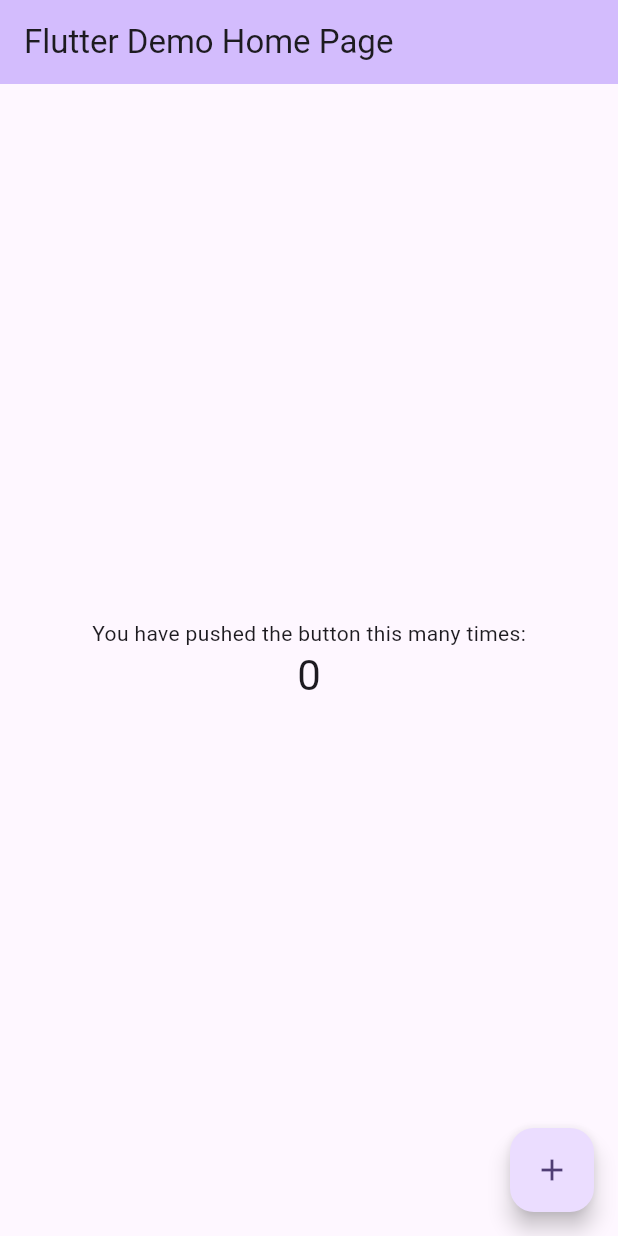
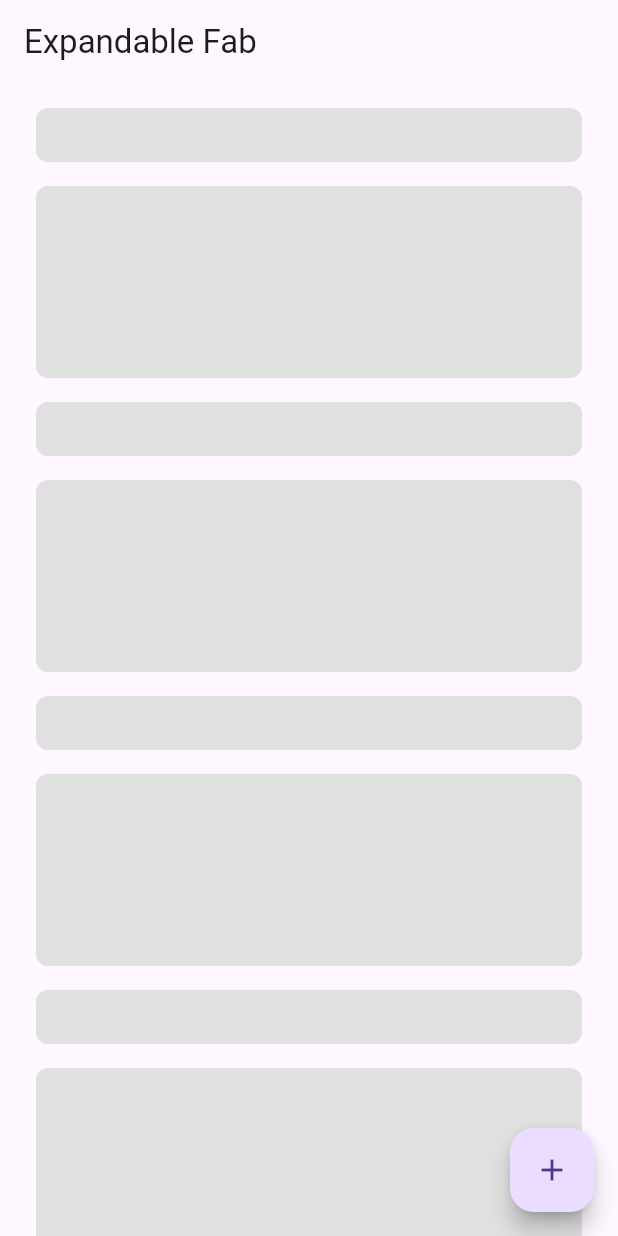
Before and after one commit to mucasantos/dsnoite_atividade_final, a Flutter app: the screen it shows after launch, on a phone screen of 412 x 824 dp. Run offline on Flutter 3.47's test engine with Material 3 defaults, Android fonts, the light colour scheme and no system bars.

Commit message:
add new main screen

```diff
--- a/lib/main.dart
+++ b/lib/main.dart
@@ -1,125 +1,303 @@
+import 'dart:math' as math;
+
 import 'package:flutter/material.dart';
 
 void main() {
-  runApp(const MyApp());
+  runApp(
+    const MaterialApp(
+      home: ExampleExpandableFab(),
+      debugShowCheckedModeBanner: false,
+    ),
+  );
 }
 
-class MyApp extends StatelessWidget {
-  const MyApp({super.key});
+@immutable
+class ExampleExpandableFab extends StatelessWidget {
+  static const _actionTitles = ['Aluno', 'Curso', 'Professor', 'Disciplina'];
 
-  // This widget is the root of your application.
+  const ExampleExpandableFab({super.key});
+
+  void _showAction(BuildContext context, int index) {
+    showDialog<void>(
+      context: context,
+      builder: (context) {
+        return AlertDialog(
+          content: Text(_actionTitles[index]),
+          actions: [
+            TextButton(
+              onPressed: () => Navigator.of(context).pop(),
+              child: const Text('CLOSE'),
+            ),
+          ],
+        );
+      },
+    );
+  }
+
   @override
   Widget build(BuildContext context) {
-    return MaterialApp(
-      title: 'Flutter Demo',
-      theme: ThemeData(
-        // This is the theme of your application.
-        //
-        // TRY THIS: Try running your application with "flutter run". You'll see
-        // the application has a purple toolbar. Then, without quitting the app,
-        // try changing the seedColor in the colorScheme below to Colors.green
-        // and then invoke "hot reload" (save your changes or press the "hot
-        // reload" button in a Flutter-supported IDE, or press "r" if you used
-        // the command line to start the app).
-        //
-        // Notice that the counter didn't reset back to zero; the application
-        // state is not lost during the reload. To reset the state, use hot
-        // restart instead.
-        //
-        // This works for code too, not just values: Most code changes can be
-        // tested with just a hot reload.
-        colorScheme: ColorScheme.fromSeed(seedColor: Colors.deepPurple),
-        useMaterial3: true,
+    return Scaffold(
+      appBar: AppBar(
+        title: const Text('Expandable Fab'),
       ),
-      home: const MyHomePage(title: 'Flutter Demo Home Page'),
+      body: ListView.builder(
+        padding: const EdgeInsets.symmetric(vertical: 8),
+        itemCount: 25,
+        itemBuilder: (context, index) {
+          return FakeItem(isBig: index.isOdd);
+        },
+      ),
+      floatingActionButton: ExpandableFab(
+        distance: 112,
+        children: [
+          ActionButton(
+            onPressed: () => _showAction(context, 0),
+            icon: const Icon(Icons.person),
+          ),
+          ActionButton(
+            onPressed: () => _showAction(context, 1),
+            icon: const Icon(Icons.school),
+          ),
+          ActionButton(
+            onPressed: () => _showAction(context, 2),
+            icon: const Icon(Icons.local_activity_sharp),
+          ),
+          ActionButton(
+            onPressed: () => _showAction(context, 2),
+            icon: const Icon(Icons.book),
+          ),
+        ],
+      ),
     );
   }
 }
 
-class MyHomePage extends StatefulWidget {
-  const MyHomePage({super.key, required this.title});
+@immutable
+class ExpandableFab extends StatefulWidget {
+  const ExpandableFab({
+    super.key,
+    this.initialOpen,
+    required this.distance,
+    required this.children,
+  });
 
-  // This widget is the home page of your application. It is stateful, meaning
-  // that it has a State object (defined below) that contains fields that affect
-  // how it looks.
-
-  // This class is the configuration for the state. It holds the values (in this
-  // case the title) provided by the parent (in this case the App widget) and
-  // used by the build method of the State. Fields in a Widget subclass are
-  // always marked "final".
-
-  final String title;
+  final bool? initialOpen;
+  final double distance;
+  final List<Widget> children;
 
   @override
-  State<MyHomePage> createState() => _MyHomePageState();
+  State<ExpandableFab> createState() => _ExpandableFabState();
 }
 
-class _MyHomePageState extends State<MyHomePage> {
-  int _counter = 0;
+class _ExpandableFabState extends State<ExpandableFab>
+    with SingleTickerProviderStateMixin {
+  late final AnimationController _controller;
+  late final Animation<double> _expandAnimation;
+  bool _open = false;
 
-  void _incrementCounter() {
+  @override
+  void initState() {
+    super.initState();
+    _open = widget.initialOpen ?? false;
+    _controller = AnimationController(
+      value: _open ? 1.0 : 0.0,
+      duration: const Duration(milliseconds: 250),
+      vsync: this,
+    );
+    _expandAnimation = CurvedAnimation(
+      curve: Curves.fastOutSlowIn,
+      reverseCurve: Curves.easeOutQuad,
+      parent: _controller,
+    );
+  }
+
+  @override
+  void dispose() {
+    _controller.dispose();
+    super.dispose();
+  }
+
+  void _toggle() {
     setState(() {
-      // This call to setState tells the Flutter framework that something has
-      // changed in this State, which causes it to rerun the build method below
-      // so that the display can reflect the updated values. If we changed
-      // _counter without calling setState(), then the build method would not be
-      // called again, and so nothing would appear to happen.
-      _counter++;
+      _open = !_open;
+      if (_open) {
+        _controller.forward();
+      } else {
+        _controller.reverse();
+      }
     });
   }
 
   @override
   Widget build(BuildContext context) {
-    // This method is rerun every time setState is called, for instance as done
-    // by the _incrementCounter method above.
-    //
-    // The Flutter framework has been optimized to make rerunning build methods
-    // fast, so that you can just rebuild anything that needs updating rather
-    // than having to individually change instances of widgets.
-    return Scaffold(
-      appBar: AppBar(
-        // TRY THIS: Try changing the color here to a specific color (to
-        // Colors.amber, perhaps?) and trigger a hot reload to see the AppBar
-        // change color while the other colors stay the same.
-        backgroundColor: Theme.of(context).colorScheme.inversePrimary,
-        // Here we take the value from the MyHomePage object that was created by
-        // the App.build method, and use it to set our appbar title.
-        title: Text(widget.title),
+    return SizedBox.expand(
+      child: Stack(
+        alignment: Alignment.bottomRight,
+        clipBehavior: Clip.none,
+        children: [
+          _buildTapToCloseFab(),
+          ..._buildExpandingActionButtons(),
+          _buildTapToOpenFab(),
+        ],
       ),
-      body: Center(
-        // Center is a layout widget. It takes a single child and positions it
-        // in the middle of the parent.
-        child: Column(
-          // Column is also a layout widget. It takes a list of children and
-          // arranges them vertically. By default, it sizes itself to fit its
-          // children horizontally, and tries to be as tall as its parent.
-          //
-          // Column has various properties to control how it sizes itself and
-          // how it positions its children. Here we use mainAxisAlignment to
-          // center the children vertically; the main axis here is the vertical
-          // axis because Columns are vertical (the cross axis would be
-          // horizontal).
-          //
-          // TRY THIS: Invoke "debug painting" (choose the "Toggle Debug Paint"
-          // action in the IDE, or press "p" in the console), to see the
-          // wireframe for each widget.
-          mainAxisAlignment: MainAxisAlignment.center,
-          children: <Widget>[
-            const Text(
-              'You have pushed the button this many times:',
+    );
+  }
+
+  Widget _buildTapToCloseFab() {
+    return SizedBox(
+      width: 56,
+      height: 56,
+      child: Center(
+        child: Material(
+          shape: const CircleBorder(),
+          clipBehavior: Clip.antiAlias,
+          elevation: 4,
+          child: InkWell(
+            onTap: _toggle,
+            child: Padding(
+              padding: const EdgeInsets.all(8),
+              child: Icon(
+                Icons.close,
+                color: Theme.of(context).primaryColor,
+              ),
             ),
-            Text(
-              '$_counter',
-              style: Theme.of(context).textTheme.headlineMedium,
-            ),
-          ],
+          ),
         ),
       ),
-      floatingActionButton: FloatingActionButton(
-        onPressed: _incrementCounter,
-        tooltip: 'Increment',
-        child: const Icon(Icons.add),
-      ), // This trailing comma makes auto-formatting nicer for build methods.
+    );
+  }
+
+  List<Widget> _buildExpandingActionButtons() {
+    final children = <Widget>[];
+    final count = widget.children.length;
+    final step = 90.0 / (count - 1);
+    for (var i = 0, angleInDegrees = 0.0;
+        i < count;
+        i++, angleInDegrees += step) {
+      children.add(
+        _ExpandingActionButton(
+          directionInDegrees: angleInDegrees,
+          maxDistance: widget.distance,
+          progress: _expandAnimation,
+          child: widget.children[i],
+        ),
+      );
+    }
+    return children;
+  }
+
+  Widget _buildTapToOpenFab() {
+    return IgnorePointer(
+      ignoring: _open,
+      child: AnimatedContainer(
+        transformAlignment: Alignment.center,
+        transform: Matrix4.diagonal3Values(
+          _open ? 0.7 : 1.0,
+          _open ? 0.7 : 1.0,
+          1.0,
+        ),
+        duration: const Duration(milliseconds: 250),
+        curve: const Interval(0.0, 0.5, curve: Curves.easeOut),
+        child: AnimatedOpacity(
+          opacity: _open ? 0.0 : 1.0,
+          curve: const Interval(0.25, 1.0, curve: Curves.easeInOut),
+          duration: const Duration(milliseconds: 250),
+          child: FloatingActionButton(
+            onPressed: _toggle,
+            child: const Icon(Icons.add),
+          ),
+        ),
+      ),
     );
   }
 }
+
+@immutable
+class _ExpandingActionButton extends StatelessWidget {
+  const _ExpandingActionButton({
+    required this.directionInDegrees,
+    required this.maxDistance,
+    required this.progress,
+    required this.child,
+  });
+
+  final double directionInDegrees;
+  final double maxDistance;
+  final Animation<double> progress;
+  final Widget child;
+
+  @override
+  Widget build(BuildContext context) {
+    return AnimatedBuilder(
+      animation: progress,
+      builder: (context, child) {
+        final offset = Offset.fromDirection(
+          directionInDegrees * (math.pi / 180.0),
+          progress.value * maxDistance,
+        );
+        return Positioned(
+          right: 4.0 + offset.dx,
+          bottom: 4.0 + offset.dy,
+          child: Transform.rotate(
+            angle: (1.0 - progress.value) * math.pi / 2,
+            child: child!,
+          ),
+        );
+      },
+      child: FadeTransition(
+        opacity: progress,
+        child: child,
+      ),
+    );
+  }
+}
+
+@immutable
+class ActionButton extends StatelessWidget {
+  const ActionButton({
+    super.key,
+    this.onPressed,
+    required this.icon,
+  });
+
+  final VoidCallback? onPressed;
+  final Widget icon;
+
+  @override
+  Widget build(BuildContext context) {
+    final theme = Theme.of(context);
+    return Material(
+      shape: const CircleBorder(),
+      clipBehavior: Clip.antiAlias,
+      color: theme.colorScheme.secondary,
+      elevation: 4,
+      child: IconButton(
+        onPressed: onPressed,
+        icon: icon,
+        color: theme.colorScheme.onSecondary,
+      ),
+    );
+  }
+}
+
+@immutable
+class FakeItem extends StatelessWidget {
+  const FakeItem({
+    super.key,
+    required this.isBig,
+  });
+
+  final bool isBig;
+
+  @override
+  Widget build(BuildContext context) {
+    return Container(
+      margin: const EdgeInsets.symmetric(vertical: 8, horizontal: 24),
+      height: isBig ? 128 : 36,
+      decoration: BoxDecoration(
+        borderRadius: const BorderRadius.all(Radius.circular(8)),
+        color: Colors.grey.shade300,
+      ),
+    );
+  }
+}
```
Also changed, not shown: pubspec.lock, 2 other files.
